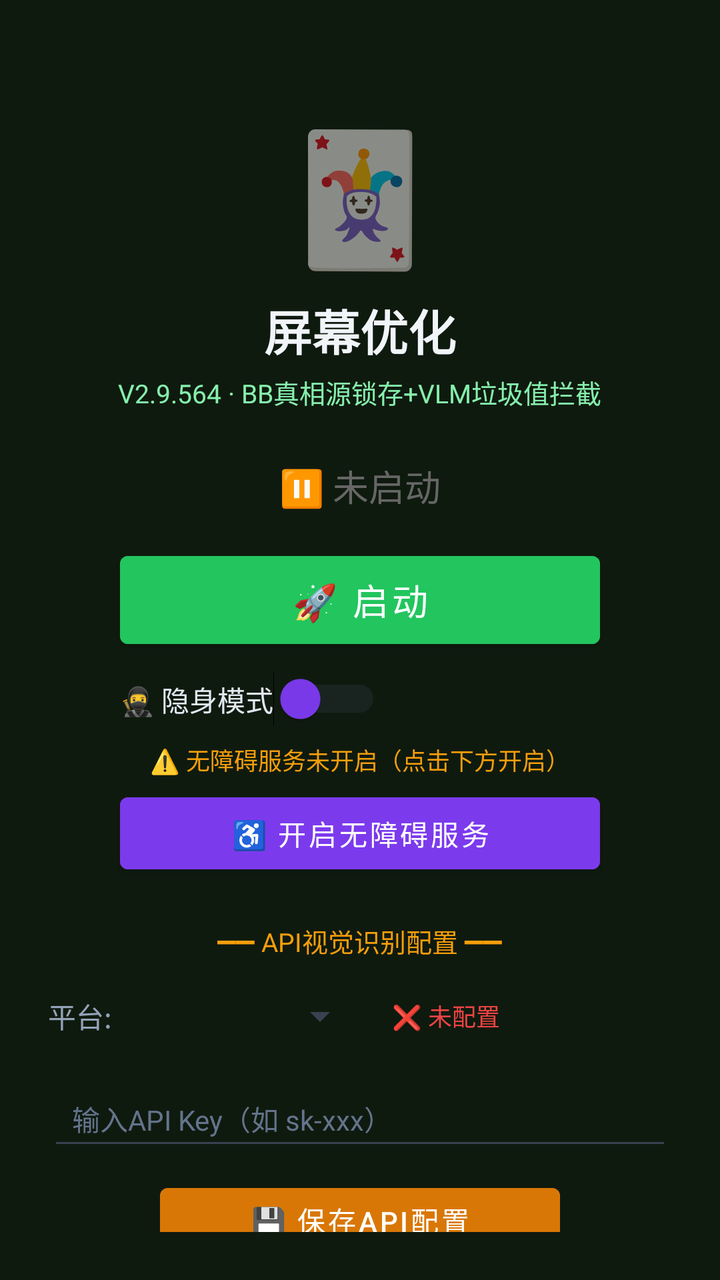
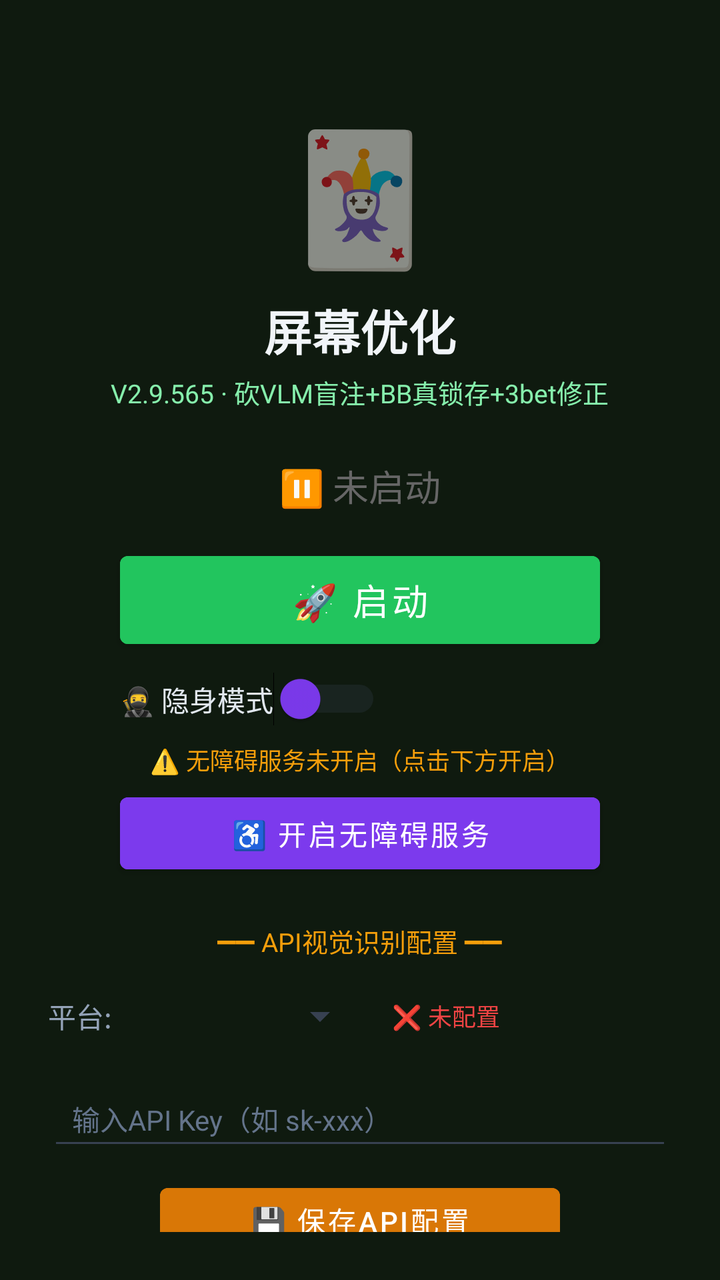

Compare the two renders of this Android layout. The source of the first and the diff that turns it into the second are given below.
<!-- AndroidManifest.xml: activity theme Theme.MjScreenshot -->
<!-- res/layout/activity_main.xml -->
<?xml version="1.0" encoding="utf-8"?>
<LinearLayout xmlns:android="http://schemas.android.com/apk/res/android"
    android:layout_width="match_parent"
    android:layout_height="match_parent"
    android:orientation="vertical"
    android:background="#0f1a0f"
    android:padding="24dp"
    android:gravity="center_horizontal">

    <TextView
        android:layout_width="wrap_content"
        android:layout_height="wrap_content"
        android:text="🃏"
        android:textSize="64sp"
        android:layout_marginTop="30dp" />

    <TextView
        android:layout_width="wrap_content"
        android:layout_height="wrap_content"
        android:text="屏幕优化"
        android:textSize="24sp"
        android:textColor="#f1f5f9"
        android:textStyle="bold"
        android:layout_marginTop="8dp" />

    <TextView
        android:layout_width="wrap_content"
        android:layout_height="wrap_content"
        android:text="V2.9.564 · BB真相源锁存+VLM垃圾值拦截"
        android:textSize="13sp"
        android:textColor="#86efac"
        android:layout_marginTop="4dp" />

    <TextView
        android:id="@+id/tvStatus"
        android:layout_width="wrap_content"
        android:layout_height="wrap_content"
        android:text="⏸ 未启动"
        android:textSize="18sp"
        android:textColor="#666666"
        android:layout_marginTop="24dp" />

    <Button
        android:id="@+id/btnStart"
        android:layout_width="240dp"
        android:layout_height="56dp"
        android:text="🚀 启动"
        android:textSize="18sp"
        android:textColor="#ffffff"
        android:backgroundTint="#22c55e"
        android:layout_marginTop="16dp" />

    <Button
        android:id="@+id/btnHelper"
        android:layout_width="240dp"
        android:layout_height="56dp"
        android:text="🃏 打开智囊"
        android:textSize="16sp"
        android:textColor="#ffffff"
        android:backgroundTint="#16a34a"
        android:layout_marginTop="12dp"
        android:visibility="gone" />

    
    <LinearLayout
        android:layout_width="240dp"
        android:layout_height="wrap_content"
        android:orientation="horizontal"
        android:gravity="center_vertical"
        android:layout_marginTop="8dp">

        <Switch
            android:id="@+id/switchStealth"
            android:layout_width="wrap_content"
            android:layout_height="wrap_content"
            android:text="🥷 隐身模式"
            android:textColor="#e2e8f0"
            android:textSize="14sp"
            android:thumbTint="#7c3aed"
            android:trackTint="#374151" />
    </LinearLayout>

    <TextView
        android:id="@+id/tvAccessibilityStatus"
        android:layout_width="wrap_content"
        android:layout_height="wrap_content"
        android:text="⚠️ 无障碍服务未开启（点击下方开启）"
        android:textSize="12sp"
        android:textColor="#f59e0b"
        android:layout_marginTop="8dp"
        android:gravity="center" />

    <Button
        android:id="@+id/btnAccessibility"
        android:layout_width="240dp"
        android:layout_height="48dp"
        android:text="♿ 开启无障碍服务"
        android:textSize="14sp"
        android:textColor="#ffffff"
        android:backgroundTint="#7c3aed"
        android:layout_marginTop="4dp" />

    <TextView
        android:layout_width="wrap_content"
        android:layout_height="wrap_content"
        android:text="━━ API视觉识别配置 ━━"
        android:textSize="13sp"
        android:textColor="#f59e0b"
        android:layout_marginTop="20dp" />

    <LinearLayout
        android:layout_width="match_parent"
        android:layout_height="wrap_content"
        android:orientation="horizontal"
        android:layout_marginTop="8dp"
        android:gravity="center_vertical">

        <TextView
            android:layout_width="wrap_content"
            android:layout_height="wrap_content"
            android:text="平台:"
            android:textSize="14sp"
            android:textColor="#94a3b8" />

        <Spinner
            android:id="@+id/spinnerProvider"
            android:layout_width="120dp"
            android:layout_height="40dp"
            android:layout_marginStart="8dp"
            android:backgroundTint="#374151" />

        <TextView
            android:id="@+id/tvApiStatus"
            android:layout_width="wrap_content"
            android:layout_height="wrap_content"
            android:text="❌ 未配置"
            android:textSize="12sp"
            android:textColor="#ef4444"
            android:layout_marginStart="12dp" />
    </LinearLayout>

    <EditText
        android:id="@+id/etApiKey"
        android:layout_width="match_parent"
        android:layout_height="44dp"
        android:hint="输入API Key（如 sk-xxx）"
        android:textSize="14sp"
        android:textColor="#e2e8f0"
        android:textColorHint="#64748b"
        android:backgroundTint="#374151"
        android:inputType="textPassword"
        android:layout_marginTop="8dp"
        android:paddingStart="12dp"
        android:paddingEnd="12dp" />

    <Button
        android:id="@+id/btnSaveApi"
        android:layout_width="200dp"
        android:layout_height="44dp"
        android:text="💾 保存API配置"
        android:textSize="14sp"
        android:textColor="#ffffff"
        android:backgroundTint="#d97706"
        android:layout_marginTop="8dp" />

    <TextView
        android:id="@+id/tvHint"
        android:layout_width="wrap_content"
        android:layout_height="wrap_content"
        android:text="先点上方按钮启动截屏"
        android:textSize="13sp"
        android:textColor="#666666"
        android:layout_marginTop="12dp"
        android:gravity="center" />

    <TextView
        android:layout_width="wrap_content"
        android:layout_height="wrap_content"
        android:text="使用步骤：\n1. 配置API Key（支持OpenAI/通义千问VL/硅基流动）\n2. 点「开启无障碍服务」→ 开启\n3. 开启「🥷隐身模式」(反检测)\n4. 点「启动」→ 允许悬浮窗\n5. 打牌时点屏幕上的🎯悬浮球即可截屏识别\n★ 拖动悬浮球可移到不挡牌的位置 ★\n★ 长按悬浮球可展开/收起详细面板 ★\n★ 悬浮球边框颜色=建议：绿=加注 橙=跟注 红=弃牌 ★"
        android:textSize="12sp"
        android:textColor="#64748b"
        android:layout_marginTop="12dp"
        android:lineSpacingExtra="3dp" />

</LinearLayout>
<!-- resources referenced by this layout -->
<resources>
  <style name="Theme.MjScreenshot" parent="Theme.MaterialComponents.DayNight.DarkActionBar">
          <item name="colorPrimary">#1e40af</item>
          <item name="colorPrimaryVariant">#1e3a8a</item>
          <item name="colorOnPrimary">#ffffff</item>
          <item name="android:statusBarColor">#0f172a</item>
      </style>
</resources>

<!-- the commit's change to res/layout/activity_main.xml (unified diff, before → after) -->
@@ -26,7 +26,7 @@
     <TextView
         android:layout_width="wrap_content"
         android:layout_height="wrap_content"
-        android:text="V2.9.564 · BB真相源锁存+VLM垃圾值拦截"
+        android:text="V2.9.565 · 砍VLM盲注+BB真锁存+3bet修正"
         android:textSize="13sp"
         android:textColor="#86efac"
         android:layout_marginTop="4dp" />
